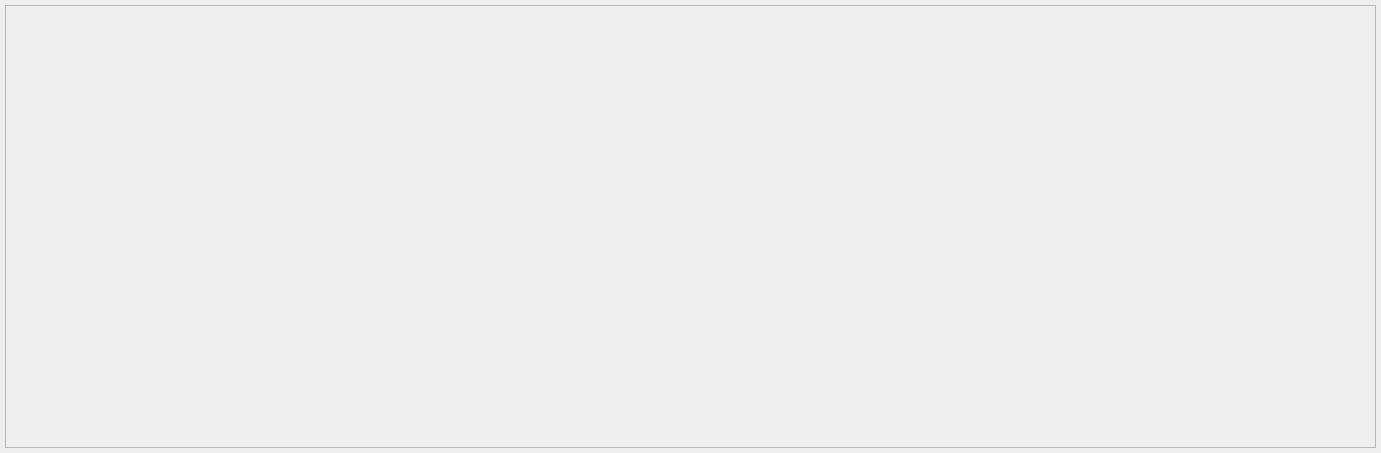
Qt form galvanic/src/galvanic/ui/register_map/forms/register_map.ui (rmfharvey/bombadil) before a commit.
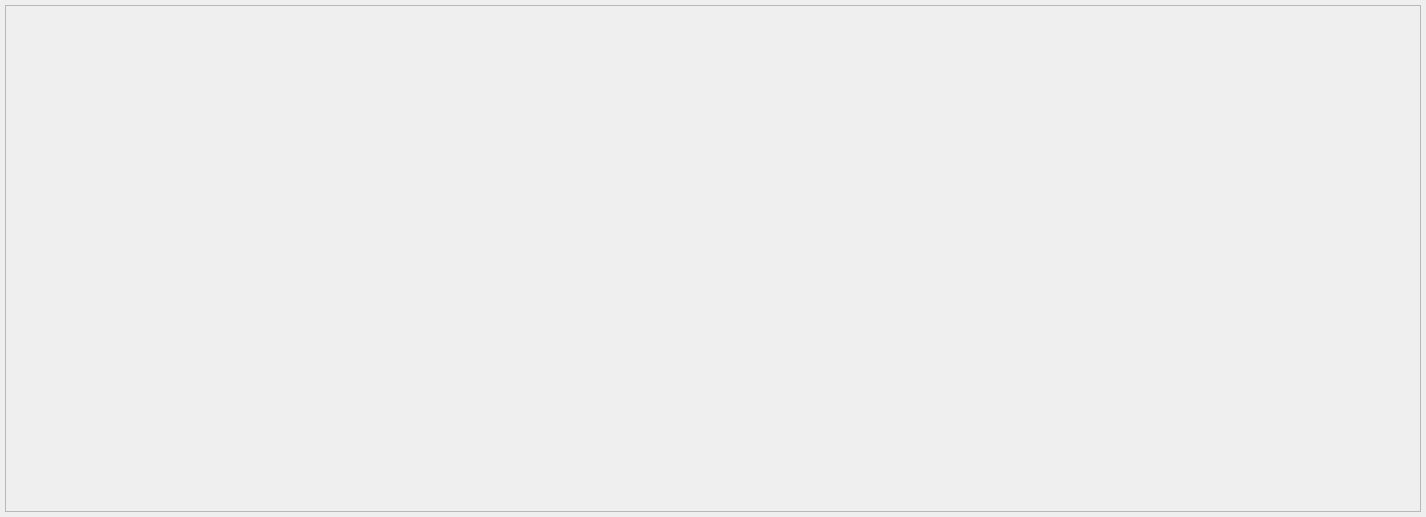
The same form after that commit.

```diff
--- a/galvanic/src/galvanic/ui/register_map/forms/register_map.ui
+++ b/galvanic/src/galvanic/ui/register_map/forms/register_map.ui
@@ -6,14 +6,23 @@
    <rect>
     <x>0</x>
     <y>0</y>
-    <width>1381</width>
-    <height>453</height>
+    <width>1426</width>
+    <height>517</height>
    </rect>
   </property>
+  <property name="sizePolicy">
+   <sizepolicy hsizetype="Preferred" vsizetype="Preferred">
+    <horstretch>0</horstretch>
+    <verstretch>0</verstretch>
+   </sizepolicy>
+  </property>
   <property name="windowTitle">
    <string>Form</string>
   </property>
   <layout class="QHBoxLayout" name="horizontalLayout">
+   <property name="sizeConstraint">
+    <enum>QLayout::SizeConstraint::SetMinAndMaxSize</enum>
+   </property>
    <property name="leftMargin">
     <number>5</number>
    </property>
@@ -28,6 +37,18 @@
    </property>
    <item>
     <widget class="QScrollArea" name="register_map_scrollarea">
+     <property name="sizePolicy">
+      <sizepolicy hsizetype="Expanding" vsizetype="Expanding">
+       <horstretch>0</horstretch>
+       <verstretch>0</verstretch>
+      </sizepolicy>
+     </property>
+     <property name="horizontalScrollBarPolicy">
+      <enum>Qt::ScrollBarPolicy::ScrollBarAsNeeded</enum>
+     </property>
+     <property name="sizeAdjustPolicy">
+      <enum>QAbstractScrollArea::SizeAdjustPolicy::AdjustToContents</enum>
+     </property>
      <property name="widgetResizable">
       <bool>true</bool>
      </property>
@@ -36,11 +57,21 @@
        <rect>
         <x>0</x>
         <y>0</y>
-        <width>1369</width>
-        <height>441</height>
+        <width>24</width>
+        <height>505</height>
        </rect>
       </property>
-      <layout class="QVBoxLayout" name="register_map_scrollarea_layout"/>
+      <property name="sizePolicy">
+       <sizepolicy hsizetype="Maximum" vsizetype="Preferred">
+        <horstretch>0</horstretch>
+        <verstretch>0</verstretch>
+       </sizepolicy>
+      </property>
+      <layout class="QVBoxLayout" name="register_map_scrollarea_layout">
+       <property name="sizeConstraint">
+        <enum>QLayout::SizeConstraint::SetMinAndMaxSize</enum>
+       </property>
+      </layout>
      </widget>
     </widget>
    </item>
```
